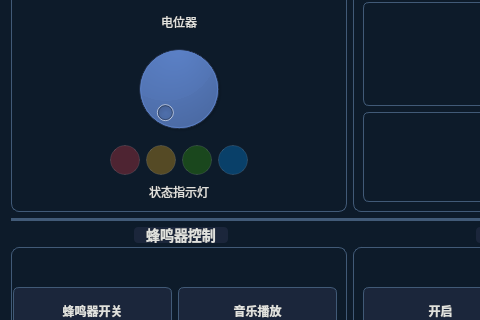
Old version of the form mainwindow.ui in the repository VidocQAQ/yihui; both pictures show x 0 to 480 and y 177 to 497 of the 700 by 650 pixel window.
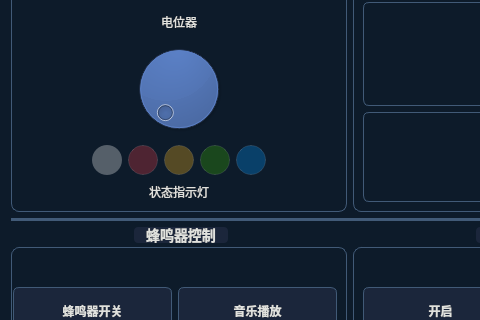
New version of the form. Icons and pictures are not drawn.

Diff of the .ui file:
```diff
--- a/mainwindow.ui
+++ b/mainwindow.ui
@@ -335,6 +335,25 @@
           </property>
          </spacer>
         </item>
+        <item>
+         <widget class="QLabel" name="lampWhite">
+          <property name="minimumSize">
+           <size>
+            <width>30</width>
+            <height>30</height>
+           </size>
+          </property>
+          <property name="maximumSize">
+           <size>
+            <width>30</width>
+            <height>30</height>
+           </size>
+          </property>
+          <property name="styleSheet">
+           <string notr="true">background-color: rgba(255,255,255,0.3); border-radius: 15px;</string>
+          </property>
+         </widget>
+        </item>
         <item>
          <widget class="QLabel" name="lampRed">
           <property name="minimumSize">
```
